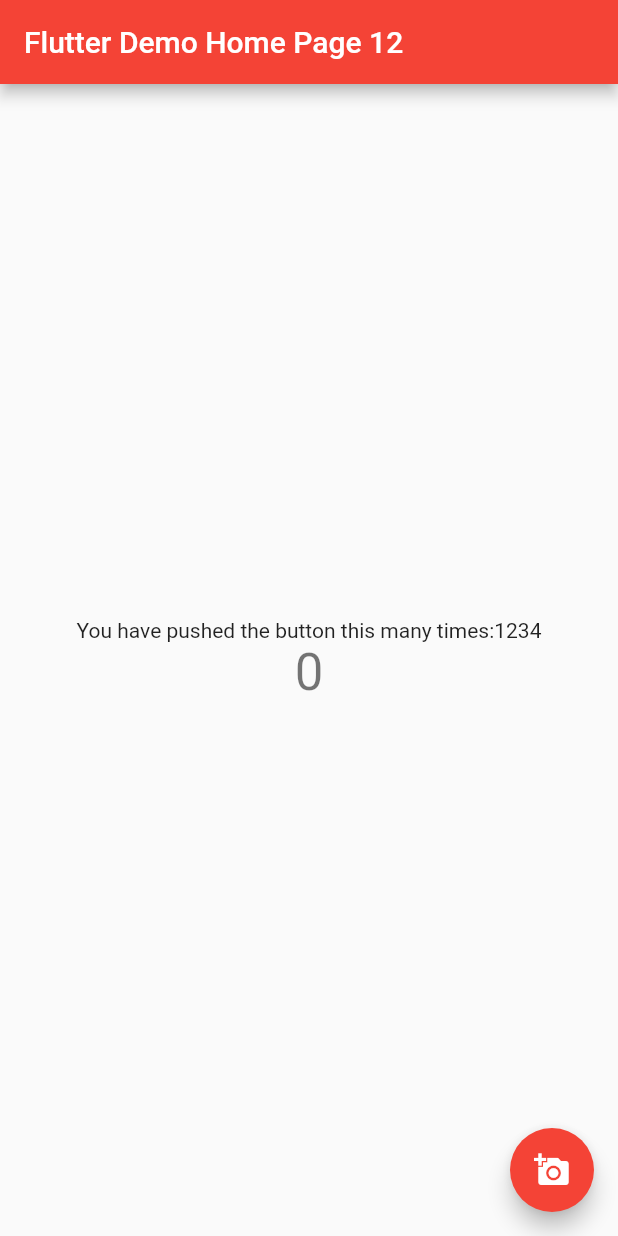
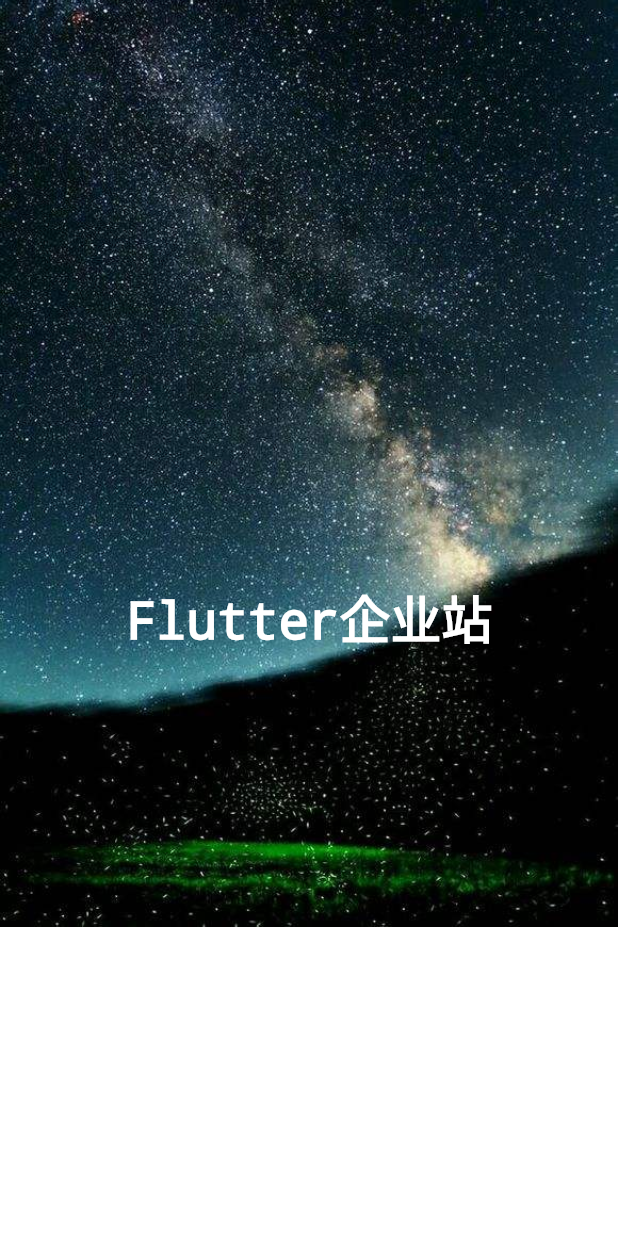
Before and after one commit to bigirstproject/flutter_client, a Flutter app: the first screen one second after launch, on a phone screen of 412 x 824 dp. Run offline on Flutter 3.47's test engine with Material 2 defaults, Android fonts, the phone set to English and light mode, and no system bars; missing offline and left inert: flutter_webview_plugin.

Commit message:
feat:启动页面

```diff
--- a/lib/loading.dart
+++ b/lib/loading.dart
@@ -0,0 +1,40 @@
+import 'package:flutter/material.dart';
+import 'dart:async';
+
+class LoadingPage extends StatefulWidget {
+  @override
+  _LoadingPageState createState() => _LoadingPageState();
+}
+
+class _LoadingPageState extends State<LoadingPage> {
+  @override
+  void initState() {
+    super.initState();
+    Future.delayed(Duration(seconds:3),(){
+     print("flutter企业站启动");
+     Navigator.of(context).pushReplacementNamed("company_info");
+    });
+  }
+
+  @override
+  Widget build(BuildContext context) {
+    return Center(
+      child: Stack(
+        children: <Widget>[
+
+          Image.asset("assets/images/loading.jpeg",
+              fit: BoxFit.fill,
+              alignment: Alignment.center),
+          Center(
+              child: Text(
+            "Flutter企业站",
+            style: TextStyle(
+                color: Colors.white,
+                fontSize: 34.0,
+                decoration: TextDecoration.none),
+          )),
+        ],
+      ),
+    );
+  }
+}
--- a/lib/main.dart
+++ b/lib/main.dart
@@ -1,72 +1,32 @@
 import 'package:flutter/material.dart';
+import 'package:flutter01_client/loading.dart';
+import 'package:flutter_webview_plugin/flutter_webview_plugin.dart';
+import 'loading.dart';
 
 void main() {
-  runApp(MyApp());
+  runApp(MaterialApp(
+      debugShowCheckedModeBanner: false,
+      title: "flutter企业站实战",
+      //自定义主题
+      theme: mThemeData,
+      routes: <String, WidgetBuilder>{
+//      "app":(BuildContext context)=>App(),
+        "company_info": (BuildContext context) => WebviewScaffold(
+              url: "https:wwww.baidu.com",
+              appBar: AppBar(
+                title: Text("公司介绍"),
+                leading: IconButton(
+                  icon: Icon(Icons.home),
+                  onPressed: () {
+                    print("公司介绍onPressed");
+                    Navigator.of(context).pushReplacementNamed("App");
+                  },
+                ),
+              ),
+            ),
+      },
+      home: LoadingPage(),
+  ));
 }
 
-class MyApp extends StatelessWidget {
-
-  @override
-  Widget build(BuildContext context) {
-    return MaterialApp(
-      title: '商城项目',
-      theme: ThemeData(
-        primarySwatch: Colors.red,
-        visualDensity: VisualDensity.adaptivePlatformDensity,
-      ),
-      home: MyHomePage(title: 'Flutter Demo Home Page 12'),
-    );
-  }
-}
-
-class MyHomePage extends StatefulWidget {
-  MyHomePage({Key key, this.title}) : super(key: key);
-
-  final String title;
-
-  @override
-  _MyHomePageState createState() => _MyHomePageState();
-}
-
-class _MyHomePageState extends State<MyHomePage> {
-  int _counter = 0;
-
-  @override
-  void initState() {
-    super.initState();
-    print("_MyHomePageState 初始化111");
-  }
-  void _incrementCounter() {
-    setState(() {
-      _counter++;
-    });
-  }
-
-  @override
-  Widget build(BuildContext context) {
-    return Scaffold(
-      appBar: AppBar(
-        title: Text(widget.title),
-      ),
-      body: Center(
-        child: Column(
-          mainAxisAlignment: MainAxisAlignment.center,
-          children: <Widget>[
-            Text(
-              'You have pushed the button this many times:1234',
-            ),
-            Text(
-              '${_counter}',
-              style: Theme.of(context).textTheme.headline4,
-            ),
-          ],
-        ),
-      ),
-      floatingActionButton: FloatingActionButton(
-        onPressed: _incrementCounter,
-        tooltip: 'Increment',
-        child: Icon(Icons.add_a_photo),
-      ), // This trailing comma makes auto-formatting nicer for build methods.
-    );
-  }
-}
+final ThemeData mThemeData = ThemeData(primaryColor: Colors.redAccent);
```
Also changed, not shown: lib/main01.dart (added, +86 -0 lines), pubspec.yaml (+10 -4 lines), assets/images/loading.jpeg (added), pubspec.lock, 3 other files.
